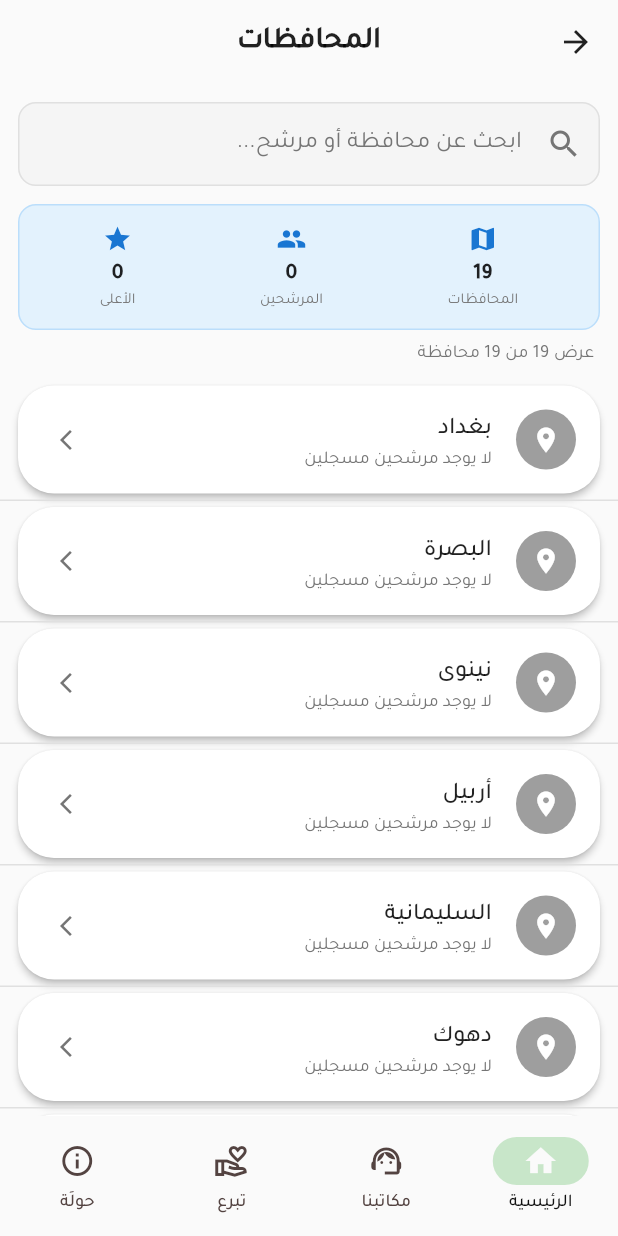
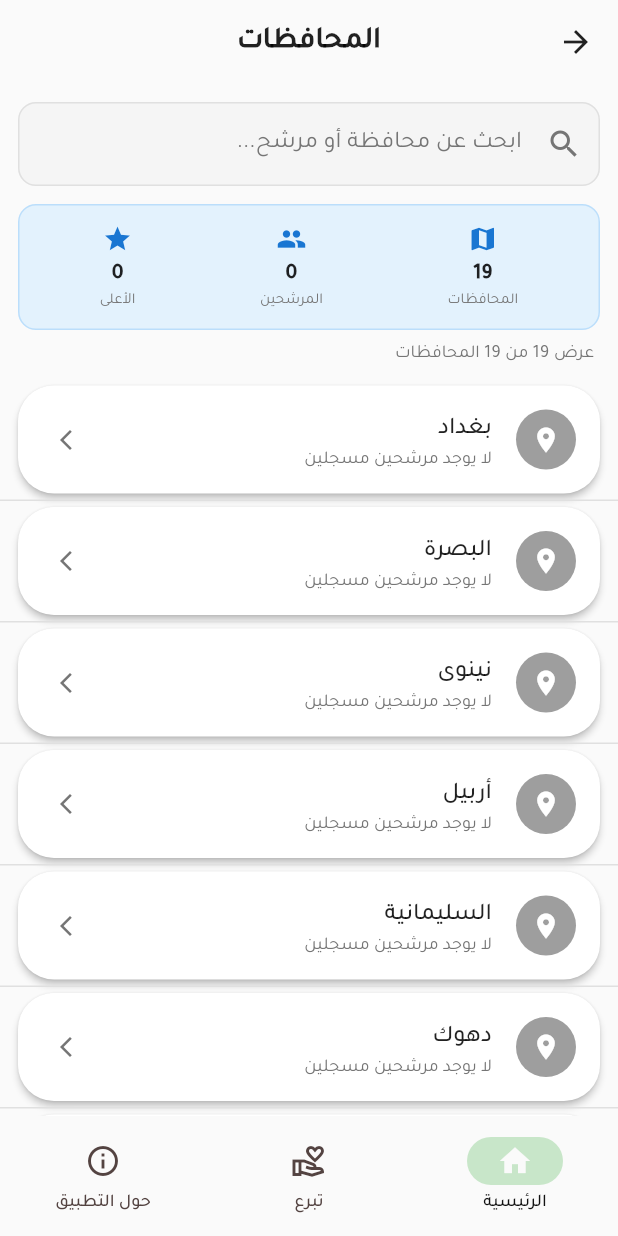
Before and after one commit to mustafakame1992g-arch/al_faw_zakho_new, a Flutter app: the screen it shows after launch, after a tap on the "chevron right" icon, after a tap on the "chevron left" icon, after a tap on "مرشحونا", on a phone screen of 412 x 824 dp. Run offline on Flutter 3.47's test engine with Material 3 defaults, Android fonts, the phone set to English and light mode, and no system bars; our stand-ins replace connectivity_plus, dio, equatable, flutter_secure_storage, hive, hive_flutter and 2 more; missing offline and left inert: encrypt; accounts and stored records are empty.

Commit message:
تنظيف5

```diff
--- a/assets/data/news.json
+++ b/assets/data/news.json
@@ -1,7 +1,7 @@
 [
   {
     "id": "news_001",
-    "titleAr": "اجتماع تجمع الفاو زاخو الشهري",
+    "titleAr": "الخبير الوطني عامر عبد الجبار يبن ان لدية مرشحين في كل المحافظات العراقية ",
     "titleEn": "Al-Faw Zakhо Gathering Monthly Meeting",
     "contentAr": "عقد تجمع الفاو زاخو اجتماعه الشهري لمناقشة الاستعدادات للانتخابات القادمة ومراجعة البرنامج الانتخابي.",
     "contentEn": "Al-Faw Zakhо Gathering held its monthly meeting to discuss preparations for the upcoming elections and review the electoral program.",
--- a/lib/core/navigation/navigation_service.dart
+++ b/lib/core/navigation/navigation_service.dart
@@ -8,28 +8,46 @@ abstract class INavigationService {
 }
 
 class NavigationService implements INavigationService {
-  static const homeRoute = '/';
-  static const officesRoute = '/offices';
+  static final GlobalKey<NavigatorState> navigatorKey = GlobalKey<NavigatorState>();
+
+  static const homeRoute   = '/';
+  static const officesRoute= '/offices';
   static const donateRoute = '/donate';
-  static const aboutRoute = '/about';
+  static const aboutRoute  = '/about';
+
+  bool _isCurrent(BuildContext? ctx, String route) {
+    final routeName = ModalRoute.of(ctx!)?.settings.name;
+    return routeName == route;
+  }
+
+  /// يدفع الوجهة بشرط ألا تكون هي الحالية، ويُبقي الهوم قاعدة الستاك
+  void _goUnique(BuildContext context, String route) {
+    final ctx = navigatorKey.currentContext ?? context;
+    if (_isCurrent(ctx, route)) return;
+
+    final nav = navigatorKey.currentState ?? Navigator.of(context);
+    // نضمن وجود الهوم في القاع، ونزيل أي تكرارات فوقه
+    nav.pushNamedAndRemoveUntil(route, (r) {
+      final n = r.settings.name;
+      return n == homeRoute || r.isFirst;
+    });
+  }
 
   @override
   void goHome(BuildContext context) {
-    Navigator.of(context).pushNamedAndRemoveUntil(homeRoute, (r) => false);
+    final nav = navigatorKey.currentState ?? Navigator.of(context);
+    final ctx = navigatorKey.currentContext ?? context;
+    if (_isCurrent(ctx, homeRoute)) return;
+    // رجوع إلى جذر الستاك (الهوم الواحد)
+    nav.popUntil((r) => r.isFirst);
   }
 
   @override
-  void goOffices(BuildContext context) {
-    Navigator.of(context).pushNamed(officesRoute);
-  }
+  void goOffices(BuildContext context) => _goUnique(context, officesRoute);
 
   @override
-  void goDonate(BuildContext context) {
-    Navigator.of(context).pushNamed(donateRoute);
-  }
+  void goDonate(BuildContext context) => _goUnique(context, donateRoute);
 
   @override
-  void goAbout(BuildContext context) {
-    Navigator.of(context).pushNamed(aboutRoute);
-  }
+  void goAbout(BuildContext context) => _goUnique(context, aboutRoute);
 }
--- a/lib/core/providers/language_provider.dart
+++ b/lib/core/providers/language_provider.dart
@@ -1,5 +1,6 @@
 import 'package:flutter/material.dart';
 import 'package:shared_preferences/shared_preferences.dart';
+import 'package:al_faw_zakho/core/constants/app_constants.dart';
 
 /// Manages the application's language and persists the setting locally.
 /// Supported languages are Arabic and English.
@@ -8,7 +9,7 @@ class LanguageProvider with ChangeNotifier {
   static const String arabic = 'ar';
   static const String english = 'en';
   static const List<String> _supportedLanguages = [arabic, english];
-  static const String _prefsKey = 'app_language';
+static const String _prefsKey = AppConstants.languagePreferenceKey; // 'language_code'
 
   Locale _locale = const Locale(arabic);
   bool _isInitialized = false;
@@ -46,9 +47,10 @@ class LanguageProvider with ChangeNotifier {
   /// Changes the application language and saves the choice.
   /// Does nothing if [languageCode] is not supported or already active.
   Future<void> setLanguage(String languageCode) async {
-    if (!_supportedLanguages.contains(languageCode) || _locale.languageCode == languageCode) {
+   /* if (!_supportedLanguages.contains(languageCode) || _locale.languageCode == languageCode) {
       return; // Exit early if invalid or same language.
-    }
+    }*/
+  if (!_supportedLanguages.contains(languageCode)) return;
 
     _locale = Locale(languageCode);
     notifyListeners(); // Update UI immediately
--- a/lib/main.dart
+++ b/lib/main.dart
@@ -53,9 +53,18 @@ void main() async {
 
   final themeProvider = ThemeProvider();
   await themeProvider.init(); // تحميل الثيم المحفوظ من SharedPreferences
+
+  // ✅ تهيئة مزود اللغة (الحل الحقيقي)
+  final languageProvider = LanguageProvider();
+  await languageProvider.init();
+
   await _initializeCoreServices();
-  runApp(ChangeNotifierProvider.value(
-    value: themeProvider,
+  runApp(
+    MultiProvider(
+      providers: [
+        ChangeNotifierProvider<ThemeProvider>.value(value: themeProvider),
+        ChangeNotifierProvider<LanguageProvider>.value(value: languageProvider),
+      ],
       child: const FoundationApp(),
     ),
   );
@@ -101,17 +110,16 @@ Future<void> _initializeCoreServices() async {
 
     // ✅ فحص مباشر لعدد المكاتب بعد التهيئة
     final offices = await LocalDatabase.getAllOffices();
-developer.log('📦 DEBUG: Offices in Hive after init = ${offices.length}', name: 'DEBUG');
+    developer.log('📦 DEBUG: Offices in Hive after init = ${offices.length}',
+        name: 'DEBUG');
     for (final o in offices) {
       developer.log('➡️ ${o.province} | ${o.nameAr}', name: 'DEBUG');
     }
-
 
     developer.log(
       '[MAIN] ✅ Core services fully initialized in ${stopwatch.elapsedMilliseconds}ms',
       name: 'BOOT',
     );
-
   } catch (e, stack) {
     developer.log('[MAIN] ❌ Core initialization failed: $e',
         name: 'ERROR', error: e, stackTrace: stack);
@@ -122,11 +130,11 @@ await LocalDatabase.emergencyFallbackInitialization(e);
     rethrow;
   } finally {
     stopwatch.stop();
-        developer.log('[MAIN] 🕒 Total initialization time: ${stopwatch.elapsedMilliseconds}ms', name: 'BOOT');
-
+    developer.log(
+        '[MAIN] 🕒 Total initialization time: ${stopwatch.elapsedMilliseconds}ms',
+        name: 'BOOT');
   }
 }
-
 
 /// 🧱 تهيئة Hive مع إعادة المحاولة
 Future<void> _initializeHiveWithRetry() async {
@@ -189,7 +197,6 @@ Future<void> _initializeAnalytics() async {
   }
 }
 
-
 /// 🚀 تحميل مسبق للبيانات الأساسية (نسخة متينة واحترافية)
 Future<void> _preloadEssentialData() async {
   try {
@@ -227,7 +234,6 @@ Future<void> _preloadEssentialData() async {
   }
 }
 
-
 // 🏛 التطبيق الجذري
 class FoundationApp extends StatelessWidget {
   const FoundationApp({super.key});
@@ -238,8 +244,7 @@ class FoundationApp extends StatelessWidget {
   providers: [
     Provider<ApiClient>(create: (_) => ApiClient()),
     ChangeNotifierProvider(create: (_) => ConnectivityProvider()),
-        ChangeNotifierProvider(create: (_) => ThemeProvider()),
-        ChangeNotifierProvider(create: (_) => LanguageProvider()),
+    // ✅ لا نعيد إنشاء ThemeProvider أو LanguageProvider هنا
     ChangeNotifierProxyProvider<ApiClient, AppProvider>(
       create: (_) => AppProvider(),
       update: (_, apiClient, appProvider) =>
@@ -248,6 +253,7 @@ class FoundationApp extends StatelessWidget {
   ],
   child: const _AppRoot(),
 );
+
   }
 }
 
@@ -412,7 +418,6 @@ Future<void> _validateRealData() async {
       final candidates = rawCandidates.cast<CandidateModel>().toList();
       final faqs = LocalDatabase.getFAQs();
 
-
       developer.log(
           '[VALIDATION] Starting validation - Candidates: ${candidates.length}, FAQs: ${faqs.length}',
           name: 'DEBUG');
@@ -449,17 +454,14 @@ Future<void> _validateRealData() async {
 
     // ✅ التحقق من جودة بيانات المرشحين
     for (final candidate in candidates) {
-      if (candidate.nameAr.isEmpty && candidate.nameEn.isEmpty ) {
+      if (candidate.nameAr.isEmpty && candidate.nameEn.isEmpty) {
         throw Exception(
             'بيانات مرشح غير مكتملة: الاسم مفقود للمرشح ${candidate.id}');
       }
-
-
     }
 
     // ✅ التحقق من التكرارات
-    final nonNullIds =
-        candidates.map((c) => c.id).toList();
+    final nonNullIds = candidates.map((c) => c.id).toList();
     final uniqueIds = nonNullIds.toSet();
 
     if (uniqueIds.length != nonNullIds.length) {
@@ -746,17 +748,14 @@ Future<void> _validateRealData() async {
         // ✅ استخدام Directionality لتحديد اتجاه النص
         return Directionality(
           textDirection: isArabic ? TextDirection.rtl : TextDirection.ltr,
-
           child: MultiProvider(
             providers: [
               Provider<INavigationService>(
                 create: (_) => NavigationService(),
               ),
             ],
-
-
             child: MaterialApp(
-            title: 'تطبيق تجمع الفاو زاخو',
+              onGenerateTitle: (ctx) => AppLocalizations.of(ctx).appTitle,
               debugShowCheckedModeBanner: false,
               locale: language.locale,
               supportedLocales: const [Locale('ar'), Locale('en')],
@@ -769,7 +768,6 @@ Future<void> _validateRealData() async {
               theme: AppTheme.lightTheme,
               darkTheme: AppTheme.darkTheme,
               themeMode: theme.themeMode,
-
 
               // ✅ إضافة routes هنا
               routes: {
@@ -786,7 +784,6 @@ Future<void> _validateRealData() async {
       },
     );
   }
-
 }
 
 // ✅ إضافة كلاس _Phase المفقود
--- a/lib/presentation/pages/home_page.dart
+++ b/lib/presentation/pages/home_page.dart
@@ -1,4 +1,5 @@
 import 'package:flutter/material.dart';
+import 'package:al_faw_zakho/core/localization/app_localizations.dart';
 
 class HomePage extends StatelessWidget {
   const HomePage({super.key});
@@ -6,8 +7,9 @@ class HomePage extends StatelessWidget {
   @override
   Widget build(BuildContext context) {
     return Scaffold(
-      appBar: AppBar(title: const Text('الصفحة الرئيسية')),
-      body: const Center(child: Text('مرحباً! التطبيق يعمل 🎉')),
+     appBar: AppBar(title: Text(AppLocalizations.of(context).translate('home'))),
+     body: Center(child: Text(AppLocalizations.of(context).translate('app_running_msg'))),
+
     );
   }
 }
--- a/lib/presentation/screens/about/about_screen.dart
+++ b/lib/presentation/screens/about/about_screen.dart
@@ -1,5 +1,7 @@
 import 'package:flutter/material.dart';
 import '/presentation/themes/app_theme.dart';
+import 'package:al_faw_zakho/presentation/widgets/fz_scaffold.dart';
+import 'package:al_faw_zakho/presentation/widgets/fz_bottom_nav.dart';
 
 class AboutScreen extends StatelessWidget {
   const AboutScreen({super.key});
@@ -8,7 +10,7 @@ class AboutScreen extends StatelessWidget {
   Widget build(BuildContext context) {
     final brightness = Theme.of(context).brightness;
 
-    return Scaffold(
+     return FZScaffold(
       appBar: AppBar(
         title: const Text('حول التجمع'),
         flexibleSpace: Container(
@@ -17,6 +19,8 @@ class AboutScreen extends StatelessWidget {
           ),
         ),
       ),
+            persistentBottom: FZTab.about,
+
       body: SingleChildScrollView(
         padding: const EdgeInsets.all(20),
         child: Column(
--- a/lib/presentation/screens/home/home_screen.dart
+++ b/lib/presentation/screens/home/home_screen.dart
@@ -14,7 +14,6 @@ import 'package:al_faw_zakho/data/local/local_database.dart';
 
 // 🏛️ الشاشات الأخرى
 import 'package:al_faw_zakho/presentation/screens/provinces/provinces_screen.dart';
-import 'package:al_faw_zakho/presentation/screens/offices/offices_main_screen.dart';
 import 'package:al_faw_zakho/presentation/screens/faq/faq_screen.dart';
 //import 'package:al_faw_zakho/presentation/screens/news/news_list_screen.dart';
 import 'package:al_faw_zakho/presentation/screens/settings/settings_screen.dart';
@@ -225,8 +224,11 @@ return FZScaffold(
         Navigator.push(context, MaterialPageRoute(builder: (_) => const ProvincesScreen()));
         break;
       case 'offices':
-        Navigator.push(context, MaterialPageRoute(builder: (_) => const OfficesScreen()));
-        break;
+  // ✅ بدل فتح صفحة جديدة، استخدم الـ Navigator الداخلي (HomeRoot)
+  if (ModalRoute.of(context)?.settings.name != '/offices') {
+    Navigator.of(context).pushNamed('/offices');
+  }
+  break;
       case 'program':
         Navigator.push(context, MaterialPageRoute(builder: (_) => const VisionScreen()));
         break;
--- a/lib/presentation/screens/home/widgets/home_appbar.dart
+++ b/lib/presentation/screens/home/widgets/home_appbar.dart
@@ -1,5 +1,6 @@
 import 'package:flutter/material.dart';
 import 'package:al_faw_zakho/presentation/themes/app_theme.dart';
+import 'package:al_faw_zakho/core/localization/app_localizations.dart';
 
 /// 🧭 AppBar مخصص لشاشة الهوم
 class HomeAppBar extends StatelessWidget implements PreferredSizeWidget {
@@ -12,10 +13,8 @@ class HomeAppBar extends StatelessWidget implements PreferredSizeWidget {
     final brightness = Theme.of(context).brightness;
 
     return AppBar(
-      title: Text(
-        'تجمع الفاو زاخو',
-        style: Theme.of(context).textTheme.titleLarge?.copyWith(fontWeight: FontWeight.bold),
-      ),
+title: Text(AppLocalizations.of(context).translate('app_title')),
+
       actions: [
         IconButton(
           icon: const Icon(Icons.settings),
--- a/lib/presentation/screens/home/widgets/news_ticker.dart
+++ b/lib/presentation/screens/home/widgets/news_ticker.dart
@@ -1,4 +1,5 @@
 import 'dart:async';
+import 'package:al_faw_zakho/core/localization/app_localizations.dart';
 import 'package:flutter/material.dart';
 import 'package:al_faw_zakho/core/services/news_service.dart';
 import '/data/models/news_model.dart';
@@ -55,41 +56,39 @@ class _NewsTickerState extends State<NewsTicker> with WidgetsBindingObserver {
   }
 
     String _tBreaking(BuildContext context) {
-    final code = _lang(context);
-    // إن كان عندك l10n فعّال، استبدل بالسطر التالي:
-    // return AppLocalizations.of(context)!.breaking;
-    return code.startsWith('en') ? 'Breaking' : 'عاجل';
+      final t = AppLocalizations.of(context);
+      return t.translate('breaking');
     }
 
     String _tLoading(BuildContext context) {
-    final code = _lang(context);
-    // return AppLocalizations.of(context)!.loadingNews;
-    return code.startsWith('en') ? 'Loading news…' : 'جاري تحميل الأخبار...';
+    final t = AppLocalizations.of(context);
+
+      return t.translate('loading_news');
     }
 
     String _tPrev(BuildContext context) {
-    final code = _lang(context);
-    // return AppLocalizations.of(context)!.previousNews;
-    return code.startsWith('en') ? 'Previous news' : 'الخبر السابق';
+      final t = AppLocalizations.of(context);
+      return t.translate('previous_news');
     }
 
     String _tNext(BuildContext context) {
-    final code = _lang(context);
-    // return AppLocalizations.of(context)!.nextNews;
-    return code.startsWith('en') ? 'Next news' : 'الخبر التالي';
+      final t = AppLocalizations.of(context);
+      return t.translate('next_news');
     }
 
     String _tGenericNews(BuildContext context) {
-    final code = _lang(context);
-    // return AppLocalizations.of(context)!.news;
-    return code.startsWith('en') ? 'News' : 'خبر';
+      final t = AppLocalizations.of(context);
+      return t.translate('news');
     }
 
     String _tTickerSemantics(BuildContext context, int count) {
-    final code = _lang(context);
-    // return AppLocalizations.of(context)!.newsTickerLabel(count);
-    return code.startsWith('en') ? 'News ticker, $count items' : 'شريط الأخبار، $count خبر';
+      final t = AppLocalizations.of(context);
+      // مثال بسيط للتجميع: "News ticker, {count} items"
+      final base = t.translate('news_ticker');
+      final unit = t.translate('items'); // أو news_items بالعربي
+      return '$base, $count $unit';
     }
+
   // ===========================================================================
 
   Future<void> _load() async {
@@ -280,8 +279,8 @@ class _NewsTickerState extends State<NewsTicker> with WidgetsBindingObserver {
                   child: Text(
                     breakingText,
                     style: const TextStyle(
-                      color: Colors.white,
-                      fontSize: 12,
+                      color: Colors.black,
+                      fontSize: 13,
                       fontWeight: FontWeight.bold,
                     ),
                   ),
--- a/lib/presentation/screens/offices/offices_main_screen.dart
+++ b/lib/presentation/screens/offices/offices_main_screen.dart
@@ -3,7 +3,6 @@ import 'package:flutter/material.dart';
 import 'package:al_faw_zakho/data/local/local_database.dart';
 import 'package:al_faw_zakho/data/models/office_model.dart';
 import 'package:al_faw_zakho/presentation/widgets/fz_scaffold.dart';
-import 'package:al_faw_zakho/presentation/widgets/fz_bottom_nav.dart';
 
 class OfficesScreen extends StatefulWidget {
   const OfficesScreen({super.key});
@@ -161,7 +160,7 @@ class _OfficesScreenState extends State<OfficesScreen> {
           ),
         ),
       ),
-      persistentBottom: FZTab.offices,
+
 
       body: _loading
           ? const Center(child: CircularProgressIndicator(color: fawRed))
--- a/lib/presentation/screens/offices/offices_screen.dart
+++ b/lib/presentation/screens/offices/offices_screen.dart
@@ -3,6 +3,8 @@ import 'package:flutter/material.dart';
 import 'package:al_faw_zakho/data/local/local_database.dart';
 import 'package:al_faw_zakho/data/models/office_model.dart';
 import 'package:al_faw_zakho/core/services/analytics_service.dart';
+import 'package:al_faw_zakho/presentation/widgets/fz_scaffold.dart';
+import 'package:al_faw_zakho/presentation/widgets/fz_bottom_nav.dart';
 
 class OfficesScreen extends StatefulWidget {
   const OfficesScreen({super.key});
@@ -176,7 +178,7 @@ class _OfficesScreenState extends State<OfficesScreen> {
   @override
   Widget build(BuildContext context) {
     final isDark = Theme.of(context).brightness == Brightness.dark;
-    return Scaffold(
+     return FZScaffold(
       appBar: AppBar(
         title: const Text('🏢 مكاتب المحافظات'),
         actions: [
@@ -186,6 +188,8 @@ class _OfficesScreenState extends State<OfficesScreen> {
           ),
         ],
       ),
+  persistentBottom: FZTab.home, // أو about, المهم تمرّر شيء لتفعيل الشريط
+
       body: _isLoading
           ? const Center(child: CircularProgressIndicator())
           : Column(
--- a/lib/presentation/screens/provinces/provinces_screen.dart
+++ b/lib/presentation/screens/provinces/provinces_screen.dart
@@ -188,7 +188,7 @@ return FZScaffold(
               ),
               const SizedBox(height: 16),
               Text(
-                'جاري تحميل بيانات المحافظات...',
+                context.tr('loading_provinces'),
                 style: TextStyle(color: textColor),
               ),
             ],
@@ -226,7 +226,7 @@ return FZScaffold(
                   backgroundColor: Theme.of(context).primaryColor,
                   foregroundColor: Colors.white,
                 ),
-                child: const Text('إعادة المحاولة'),
+                child: Text(context.tr('retry')),
               ),
             ],
           ),
@@ -248,7 +248,7 @@ return FZScaffold(
                 _searchController.clear();
                 setState(() => _filteredProvinces = List.from(_allProvinces));
               },
-              tooltip: 'مسح البحث',
+              tooltip: context.tr('clear_search'),
             ),
         ],
       ),
@@ -262,7 +262,7 @@ return FZScaffold(
               textAlign: isArabic ? TextAlign.right : TextAlign.left,
               style: TextStyle(color: textColor), // 🎨 لون النص
               decoration: InputDecoration(
-                hintText: 'ابحث عن محافظة أو مرشح...',
+                hintText: context.tr('search_province_or_candidate'),
                 hintStyle: TextStyle(color: subtitleColor), // 🎨 لون النص التوضيحي
                 prefixIcon: Icon(Icons.search, color: subtitleColor),
                 suffixIcon: _searchController.text.isNotEmpty
@@ -308,19 +308,21 @@ return FZScaffold(
               mainAxisAlignment: MainAxisAlignment.spaceAround,
               children: [
                 _buildStatItem(
-                  'المحافظات',
+                  context.tr('provinces'),
+
                   _allProvinces.length.toString(),
                   Icons.map,
                   context,
                 ),
                 _buildStatItem(
-                  'المرشحين',
+                  context.tr('candidates'),
+
                   _totalCandidates.toString(),
                   Icons.people,
                   context,
                 ),
                 _buildStatItem(
-                  'الأعلى',
+                  context.tr('top'),
                   _getTopProvince() != null
                       ? _provinceCandidates[_getTopProvince()]!.length.toString()
                       : '0',
@@ -339,7 +341,7 @@ return FZScaffold(
               mainAxisAlignment: MainAxisAlignment.spaceBetween,
               children: [
                 Text(
-                  'عرض ${_filteredProvinces.length} من ${_allProvinces.length} محافظة',
+                  '${context.tr('showing')} ${_filteredProvinces.length} ${context.tr('of')} ${_allProvinces.length} ${context.tr('provinces')}',
                   style: TextStyle(
                     fontSize: 12,
                     color: subtitleColor, // 🎨 لون مناسب للوضع المظلم
--- a/lib/presentation/screens/settings/settings_screen.dart
+++ b/lib/presentation/screens/settings/settings_screen.dart
@@ -406,9 +406,9 @@ class _AppInfoDetails extends StatelessWidget {
           const SizedBox(height: 16),
           _InfoRow(icon: Icons.verified, label: context.tr('version'), value: '1.0.0'),
           _InfoRow(icon: Icons.build, label: context.tr('build'), value: '2025.01.01'),
-          _InfoRow(icon: Icons.update, label: 'آخر تحديث', value: 'يناير 2025'),
-          _InfoRow(icon: Icons.security, label: 'الحالة', value: 'مستقر'),
-        ],
+          _InfoRow(icon: Icons.update, label: context.tr('last_update'), value: 'Jan 2025'),
+          _InfoRow(icon: Icons.security, label: context.tr('status'), value: context.tr('stable')),
+   ],
       ),
     );
   }
--- a/lib/presentation/themes/app_theme.dart
+++ b/lib/presentation/themes/app_theme.dart
@@ -31,7 +31,7 @@ class AppTheme {
     final colorScheme = ColorScheme(
       brightness: Brightness.light,
       primary: red,
-      onPrimary: white,
+      onPrimary: black,
       primaryContainer: Color(0xFFFFDAD6),
       secondary: green,
       onSecondary: white,
--- a/lib/presentation/widgets/fz_bottom_nav.dart
+++ b/lib/presentation/widgets/fz_bottom_nav.dart
@@ -1,8 +1,8 @@
 import 'package:flutter/material.dart';
 import 'package:provider/provider.dart';
 import 'package:al_faw_zakho/core/navigation/navigation_service.dart';
-
-enum FZTab { home, offices, donate, about }
+import 'package:al_faw_zakho/core/localization/app_localizations.dart';
+enum FZTab { home,  donate, about }
 
 class FZBottomNav extends StatelessWidget {
   final FZTab active;
@@ -10,9 +10,9 @@ class FZBottomNav extends StatelessWidget {
 
   int _toIndex(FZTab t) => switch (t) {
     FZTab.home => 0,
-    FZTab.offices => 1,
-    FZTab.donate => 2,
-    FZTab.about => 3
+    //FZTab.offices => 3,
+    FZTab.donate => 1,
+    FZTab.about => 2
   };
 
   @override
@@ -21,19 +21,31 @@ class FZBottomNav extends StatelessWidget {
     return NavigationBar(
       selectedIndex: _toIndex(active),
       onDestinationSelected: (i) {
+
         switch (i) {
           case 0: nav.goHome(context); break;
-          case 1: nav.goOffices(context); break;
-          case 2: nav.goDonate(context); break;
-          case 3: nav.goAbout(context); break;
+         // case 3: nav.goOffices(context); break;
+          case 1: nav.goDonate(context); break;
+          case 2: nav.goAbout(context); break;
         }
       },
-      destinations: const [
-        NavigationDestination(icon: Icon(Icons.home_outlined), selectedIcon: Icon(Icons.home), label: 'الرئيسية'),
-        NavigationDestination(icon: Icon(Icons.support_agent_outlined), selectedIcon: Icon(Icons.support_agent), label: 'مكاتبنا'),
-        NavigationDestination(icon: Icon(Icons.volunteer_activism_outlined), selectedIcon: Icon(Icons.volunteer_activism), label: 'تبرع'),
-        NavigationDestination(icon: Icon(Icons.info_outline), selectedIcon: Icon(Icons.info), label: 'حولَة'),
-      ],
+      destinations: [
+        NavigationDestination(
+            icon: const Icon(Icons.home_outlined),
+            selectedIcon: const Icon(Icons.home),
+            label: AppLocalizations.of(context).translate('home'),
+        ),
+        NavigationDestination(
+            icon: const Icon(Icons.volunteer_activism_outlined),
+            selectedIcon: const Icon(Icons.volunteer_activism),
+            label: AppLocalizations.of(context).translate('donate'),
+        ),
+        NavigationDestination(
+            icon: const Icon(Icons.info_outline),
+            selectedIcon: const Icon(Icons.info),
+            label: AppLocalizations.of(context).translate('about_app'),
+        ),
+        ],
     );
   }
 }
```
Also changed, not shown: lib/core/localization/app_localizations.dart (+60 -4 lines), lib/core/localization/localization_extensions.dart (added, +14 -0 lines), 3 other files. Lines whose indentation alone changed are shown as unchanged.
